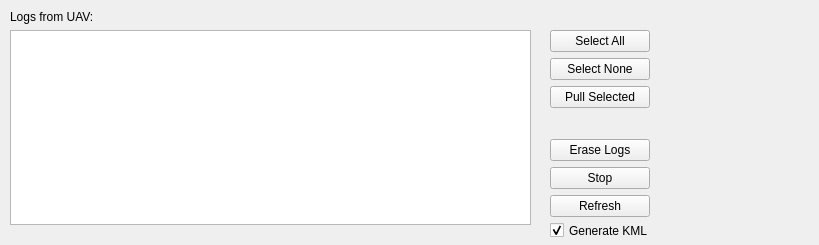
This is src/ui/configuration/LogConsole.ui in ArduPilot/apm_planner as Qt 5 draws it before an edit. The edited form follows.
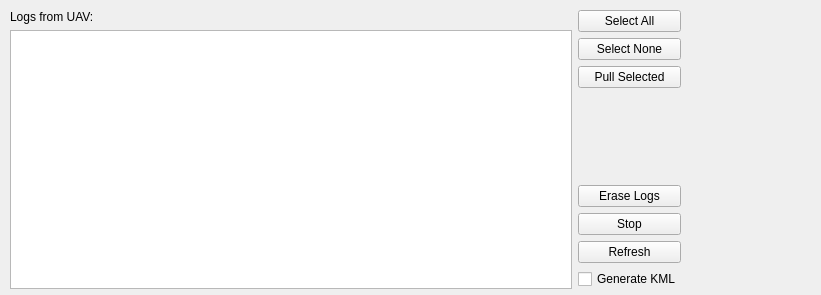
This is the edited form.

Commit message: Disable KML generation (temp) and some poor layout changes

```diff
--- a/src/ui/configuration/LogConsole.ui
+++ b/src/ui/configuration/LogConsole.ui
@@ -6,8 +6,8 @@
    <rect>
     <x>0</x>
     <y>0</y>
-    <width>819</width>
-    <height>245</height>
+    <width>821</width>
+    <height>295</height>
    </rect>
   </property>
   <property name="sizePolicy">
@@ -19,15 +19,17 @@
   <property name="windowTitle">
    <string>Form</string>
   </property>
-  <widget class="QWidget" name="layoutWidget">
+  <widget class="QWidget" name="">
    <property name="geometry">
     <rect>
      <x>10</x>
      <y>10</y>
-     <width>521</width>
-     <height>215</height>
+     <width>671</width>
+     <height>279</height>
     </rect>
    </property>
+   <layout class="QHBoxLayout" name="horizontalLayout">
+    <item>
    <layout class="QVBoxLayout" name="listLayout">
     <property name="sizeConstraint">
      <enum>QLayout::SetNoConstraint</enum>
@@ -49,16 +51,8 @@
      <widget class="QTableWidget" name="logsTable"/>
     </item>
    </layout>
-  </widget>
-  <widget class="QWidget" name="layoutWidget">
-   <property name="geometry">
-    <rect>
-     <x>550</x>
-     <y>30</y>
-     <width>100</width>
-     <height>187</height>
-    </rect>
-   </property>
+    </item>
+    <item>
    <layout class="QVBoxLayout" name="verticalLayout">
     <item>
      <widget class="QPushButton" name="selectAllButton">
@@ -115,17 +109,8 @@
       </property>
      </widget>
     </item>
-   </layout>
-  </widget>
+      <item>
   <widget class="QCheckBox" name="generateKmlCheck">
-   <property name="geometry">
-    <rect>
-     <x>550</x>
-     <y>220</y>
-     <width>131</width>
-     <height>21</height>
-    </rect>
-   </property>
    <property name="toolTip">
     <string>When checked, generate KML when extracting logs</string>
    </property>
@@ -133,8 +118,13 @@
     <string>Generate KML</string>
    </property>
    <property name="checked">
-    <bool>true</bool>
-   </property>
+         <bool>false</bool>
+        </property>
+       </widget>
+      </item>
+     </layout>
+    </item>
+   </layout>
   </widget>
  </widget>
  <resources/>
```
Lines whose indentation alone changed are shown as unchanged.
